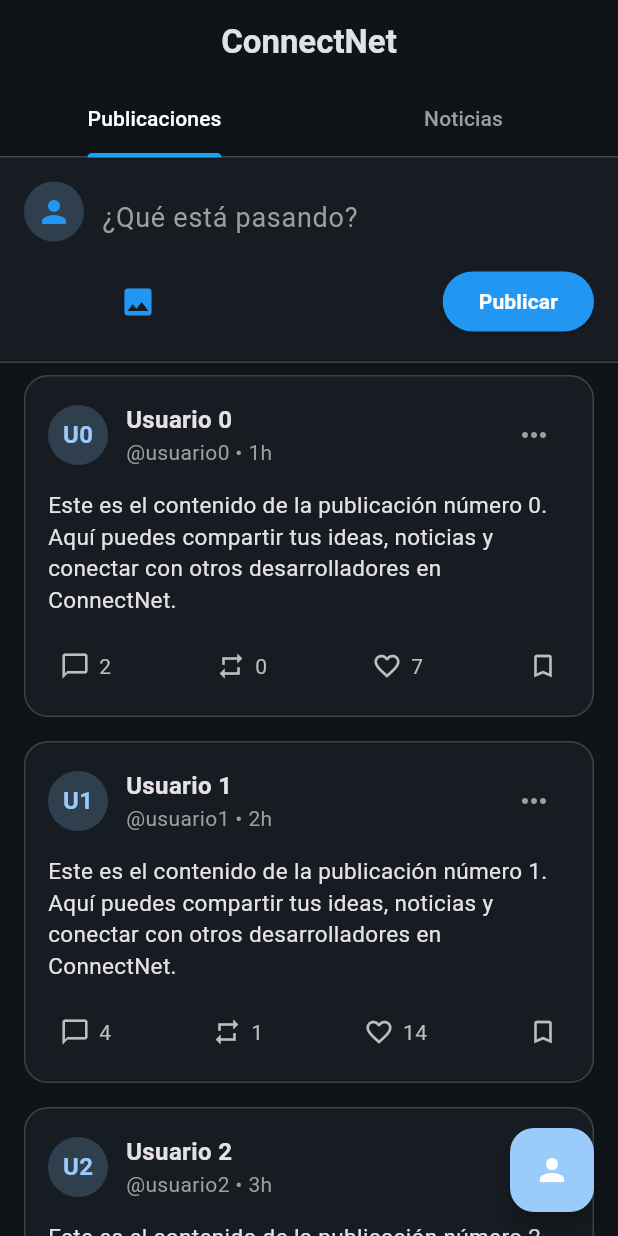
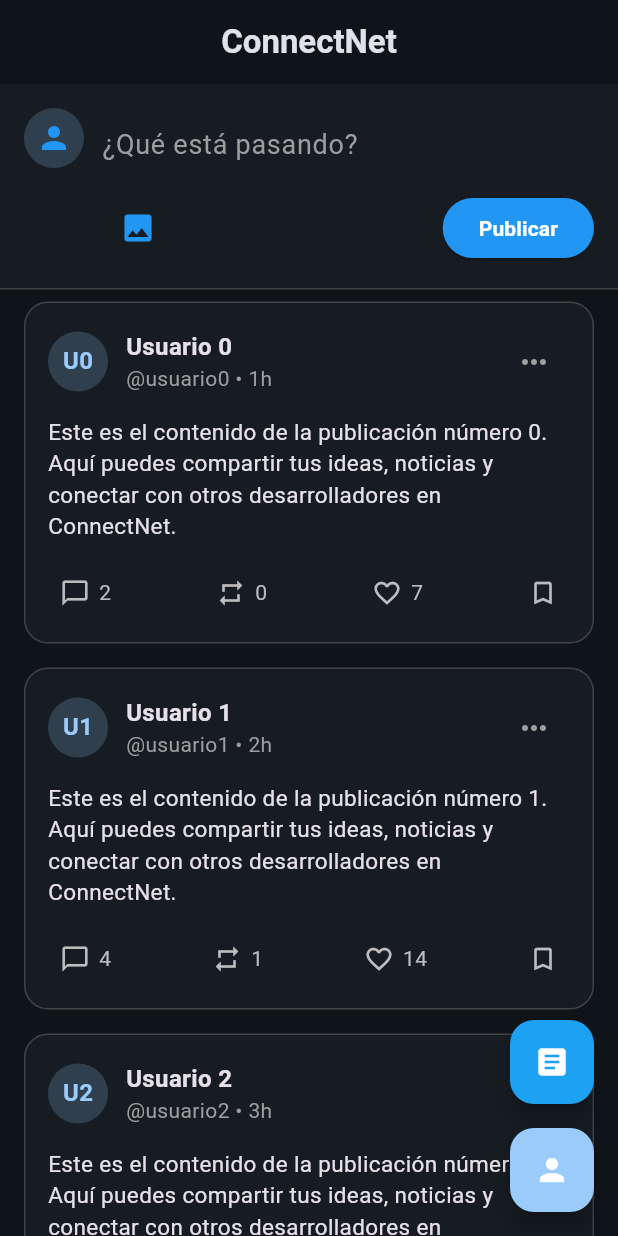
Before and after one commit to Pasek56/Connecnet, a Flutter app: the screen it shows once a user with an empty profile is signed in, on a phone screen of 412 x 824 dp. Run offline on Flutter 3.47's test engine with Material 3 defaults, Android fonts, the phone set to English and light mode, and no system bars; our stand-ins replace image_picker, supabase_flutter; accounts and stored records are empty.

Commit message:
Cambio de diseño de la ventana de noticias, ignora el cambio al yaml Santi, ahora en vez de ser una pestaña es un boton

```diff
--- a/lib/screens/dashboard_screen.dart
+++ b/lib/screens/dashboard_screen.dart
@@ -56,9 +56,7 @@ class _DashboardScreenState extends State<DashboardScreen> {
 
   @override
   Widget build(BuildContext context) {
-    return DefaultTabController(
-      length: 2,
-      child: Scaffold(
+    return Scaffold(
       appBar: AppBar(
         title: const Text(
           'ConnectNet',
@@ -67,32 +65,56 @@ class _DashboardScreenState extends State<DashboardScreen> {
         centerTitle: true,
         backgroundColor: Colors.transparent,
         elevation: 0,
-          bottom: const TabBar(
-            indicatorColor: Color(0xFF1DA1F2),
-            indicatorWeight: 3,
-            labelColor: Colors.white,
-            unselectedLabelColor: Colors.grey,
-            tabs: [
-              Tab(text: 'Publicaciones'),
-              Tab(text: 'Noticias'),
-            ],
       ),
-        ),
-        body: TabBarView(
-          children: [
-            // Tab 1: Publicaciones
-            ListView.builder(
+      body: ListView.builder(
         itemCount: _posts.length + 1,
         itemBuilder: (context, index) {
           if (index == 0) return _buildCreatePostWidget();
           return _buildPostCard(context, index - 1);
         },
       ),
-            // Tab 2: Noticias
-            const NewsScreen(),
+      floatingActionButton: Column(
+        mainAxisSize: MainAxisSize.min,
+        children: [
+          FloatingActionButton(
+            heroTag: 'newsBtn',
+            onPressed: () {
+              showModalBottomSheet(
+                context: context,
+                isScrollControlled: true,
+                backgroundColor: Colors.transparent,
+                builder: (context) {
+                  return Container(
+                    height: MediaQuery.of(context).size.height * 0.8,
+                    decoration: const BoxDecoration(
+                      color: Color(0xFF161C22),
+                      borderRadius: BorderRadius.vertical(top: Radius.circular(20)),
+                    ),
+                    child: Column(
+                      children: [
+                        const SizedBox(height: 12),
+                        Container(
+                          width: 40,
+                          height: 4,
+                          decoration: BoxDecoration(
+                            color: Colors.grey.shade600,
+                            borderRadius: BorderRadius.circular(2),
+                          ),
+                        ),
+                        const SizedBox(height: 12),
+                        const Expanded(child: NewsScreen()),
                       ],
                     ),
-      floatingActionButton: FloatingActionButton(
+                  );
+                },
+              );
+            },
+            backgroundColor: const Color(0xFF1DA1F2),
+            child: const Icon(Icons.article, color: Colors.white),
+          ),
+          const SizedBox(height: 16),
+          FloatingActionButton(
+            heroTag: 'profileBtn',
             onPressed: () {
               Navigator.push(
                 context,
@@ -106,7 +128,9 @@ class _DashboardScreenState extends State<DashboardScreen> {
             backgroundColor: Theme.of(context).colorScheme.primary,
             child: const Icon(Icons.person, color: Colors.white),
           ),
-    ));
+        ],
+      ),
+    );
   }
 
   Widget _buildCreatePostWidget() {
--- a/pubspec.yaml
+++ b/pubspec.yaml
@@ -1,6 +1,6 @@
 name: connectnet
 description: "A new Flutter project."
-publish_to: 'none'
+publish_to: "none"
 version: 0.1.0+1
 
 environment:
```
Lines whose indentation alone changed are shown as unchanged.
